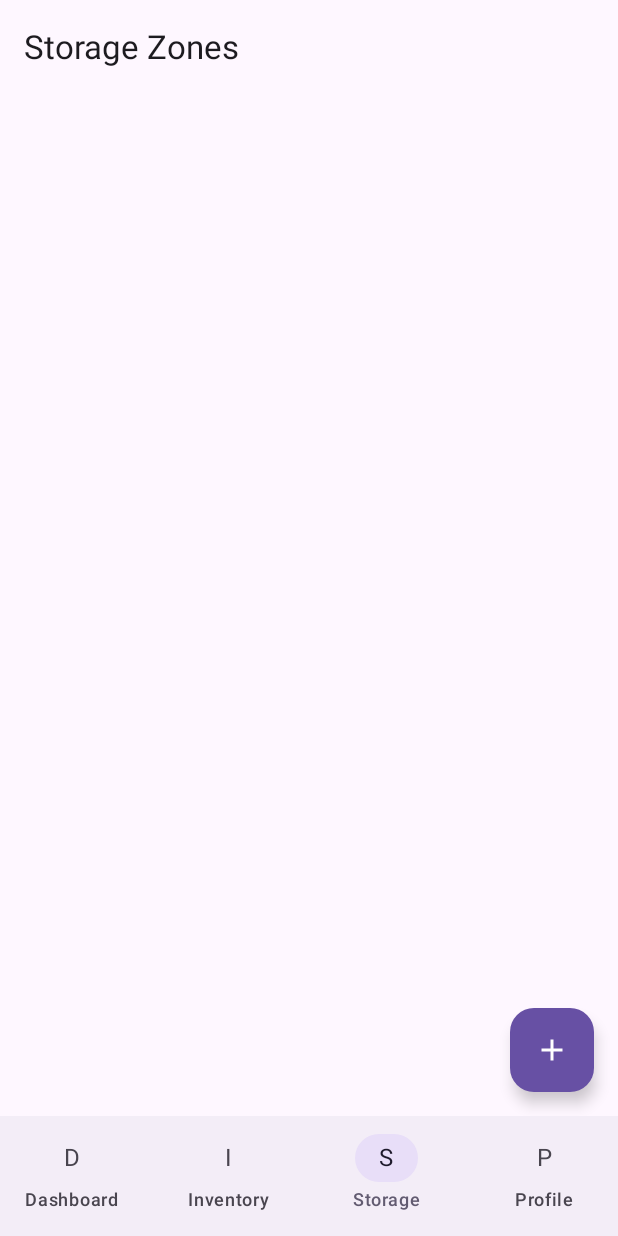
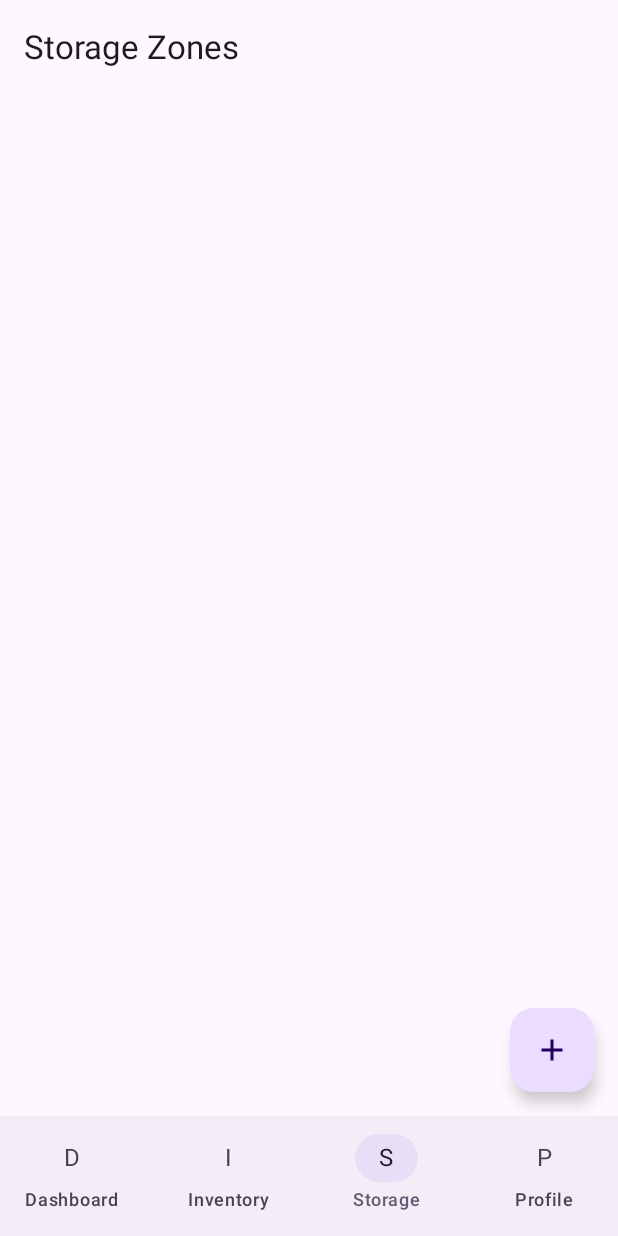
Before and after one commit to jmgonzalez06/PantryPal, an Android app built with Jetpack Compose: the InventoryScreen screen opened through its navigation route, item 3 of the bottom bar chosen, on a phone screen of 412 x 824 dp. Run offline under Robolectric (Android 15) with nearby library versions, the phone set to English and light mode, and no system bars; our stand-ins replace Firebase (no records; nobody signed in at launch, a user with empty details on screens opened directly).

Commit message:
Fix FAB and navigation colors to match app theme

```diff
--- a/app/src/main/java/com/jose/pantrypal/inventory/InventoryScreen.kt
+++ b/app/src/main/java/com/jose/pantrypal/inventory/InventoryScreen.kt
@@ -80,9 +80,7 @@ fun InventoryScreen(
             ExtendedFloatingActionButton(
                 text = { Text("Add Item") },
                 icon = { Icon(Icons.Default.Add, contentDescription = "Add Item") },
-                onClick = onAddItemClick,
-                containerColor = MaterialTheme.colorScheme.primary,
-                contentColor = MaterialTheme.colorScheme.onPrimary
+                onClick = onAddItemClick
             )
         }
     ) { padding ->
--- a/app/src/main/java/com/jose/pantrypal/storage/StorageScreen.kt
+++ b/app/src/main/java/com/jose/pantrypal/storage/StorageScreen.kt
@@ -55,9 +55,7 @@ fun StorageScreen(
     Scaffold(
         topBar = { TopAppBar( title = { Text("Storage Zones") } ) },
         floatingActionButton = {
-            FloatingActionButton( onClick = { showAddDialog = true },
-                containerColor = MaterialTheme.colorScheme.primary,
-                contentColor = MaterialTheme.colorScheme.onPrimary) {
+            FloatingActionButton( onClick = { showAddDialog = true }) {
                 Icon(Icons.Filled.Add, contentDescription = "Add New Zone")
             }
         }
```
